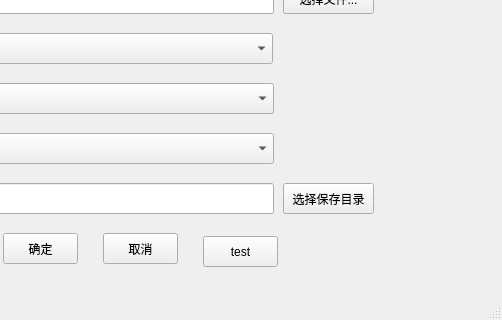
Old version of the form mainwindow.ui in the repository ainiaa/splitExcel; both pictures show x 207 to 709 and y 134 to 454 of the 709 by 454 pixel window.
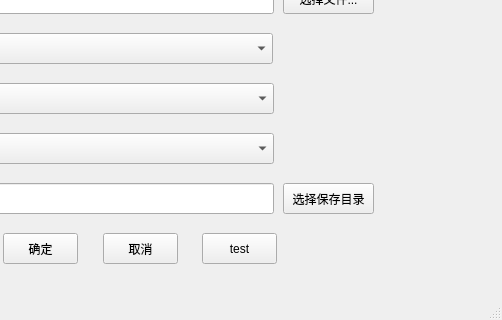
New version of the form. Icons and pictures are not drawn.

The edit to the form file:
```diff
--- a/mainwindow.ui
+++ b/mainwindow.ui
@@ -240,8 +240,8 @@
    <widget class="QPushButton" name="cancelPushButton_2">
     <property name="geometry">
      <rect>
-      <x>410</x>
-      <y>330</y>
+      <x>409</x>
+      <y>327</y>
       <width>75</width>
       <height>31</height>
      </rect>
```
